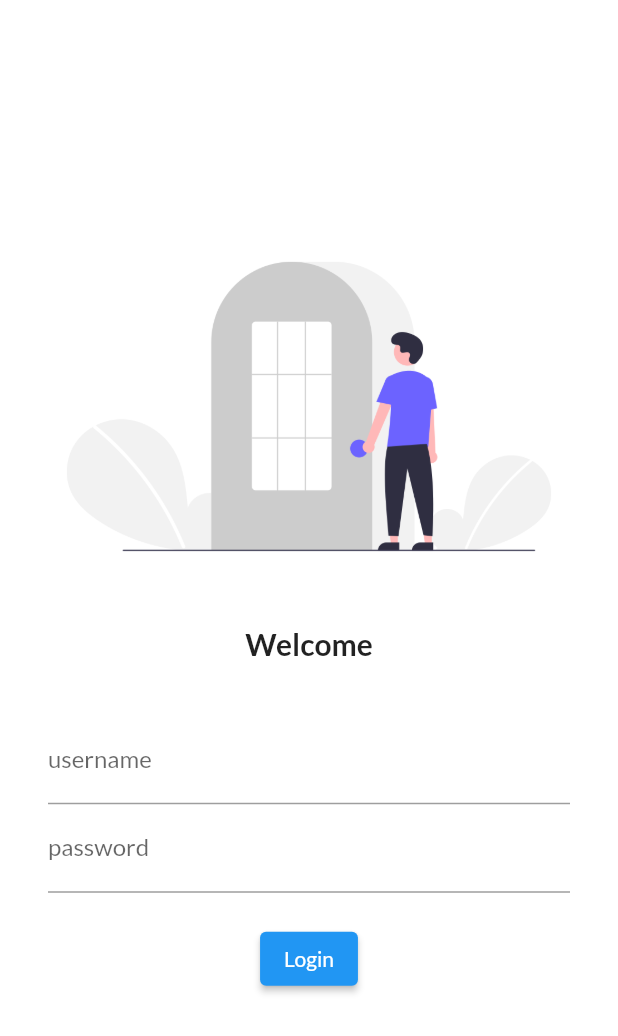
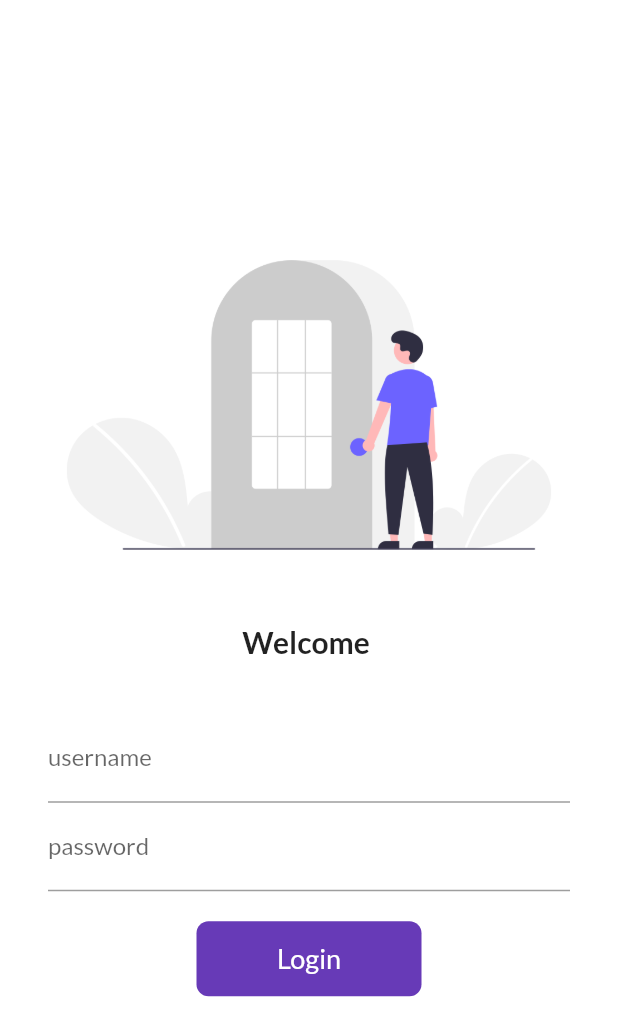
Before and after one commit to Jaivion/30DaysOfFlutter, a Flutter app: the screen it shows after launch, on a phone screen of 412 x 824 dp. Shown: the top 1036 px of the screen. Run offline on Flutter 3.47's test engine with Material 2 defaults, Android fonts, the phone set to English and light mode, and no system bars; our stand-ins replace google_fonts.

Commit message:
day6 completed

```diff
--- a/firstapp/lib/Pages/loginPage.dart
+++ b/firstapp/lib/Pages/loginPage.dart
@@ -1,9 +1,15 @@
 import 'package:flutter/material.dart';
 import 'package:firstapp/utils/routes.dart';
 
-class LoginPage extends StatelessWidget {
+class LoginPage extends StatefulWidget {
   const LoginPage({Key? key}) : super(key: key);
+  @override
+  _LoginPageState createState() => _LoginPageState();
+}
 
+class _LoginPageState extends State<LoginPage> {
+  String name = "";
+  bool changeButton = false;
   @override
   Widget build(BuildContext context) {
     return Material(
@@ -17,7 +23,7 @@ class LoginPage extends StatelessWidget {
                 height: 20,
               ),
               Text(
-                "Welcome",
+                "Welcome $name",
                 style: TextStyle(
                   fontSize: 20,
                   fontWeight: FontWeight.bold,
@@ -34,6 +40,10 @@ class LoginPage extends StatelessWidget {
                     TextFormField(
                       decoration: InputDecoration(
                           hintText: "Enter username", labelText: "username"),
+                      onChanged: (value) {
+                        name = value;
+                        setState(() {});
+                      },
                     ),
                     TextFormField(
                       obscureText: true,
@@ -43,13 +53,42 @@ class LoginPage extends StatelessWidget {
                     SizedBox(
                       height: 20,
                     ),
-                    ElevatedButton(
-                      child: Text("Login"),
-                      style: TextButton.styleFrom(),
-                      onPressed: () {
+                    InkWell(
+                      onTap: () async {
+                        setState(() {
+                          changeButton = true;
+                        });
+                        await Future.delayed(Duration(seconds: 1));
                         Navigator.pushNamed(context, MyRoutes.homeRoute);
                       },
+                      child: AnimatedContainer(
+                        duration: Duration(seconds: 1),
+                        height: 50,
+                        width: changeButton ? 50 : 150,
+                        alignment: Alignment.center,
+                        decoration: BoxDecoration(
+                            borderRadius:
+                                BorderRadius.circular(changeButton ? 20 : 8),
+                            color: Colors.deepPurple),
+                        child: changeButton
+                            ? Icon(
+                                Icons.done,
+                                color: Colors.white,
+                              )
+                            : Text(
+                                "Login",
+                                style: TextStyle(
+                                    fontSize: 18, color: Colors.white),
+                              ),
+                      ),
                     )
+                    // ElevatedButton(
+                    //   child: Text("Login"),
+                    //   style: TextButton.styleFrom(),
+                    //   onPressed: () {
+                    //     Navigator.pushNamed(context, MyRoutes.homeRoute);
+                    //   },
+                    // )
                   ],
                 ),
               ),
```
